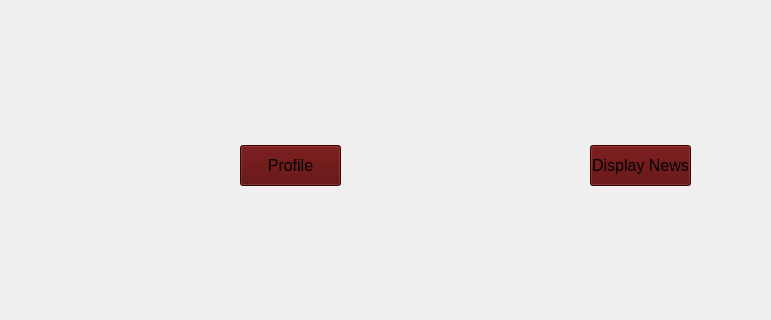
This is homepage.ui in Kero-83/NewManagementSystem as Qt 5 draws it before an edit; both pictures show x 0 to 771 and y 105 to 425 of the 857 by 654 pixel window. The edited form follows.
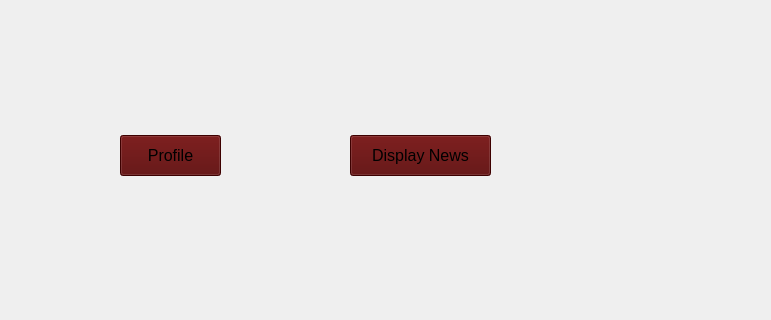
This is the edited form.

What changed in the file:
```diff
--- a/homepage.ui
+++ b/homepage.ui
@@ -61,8 +61,8 @@
   <widget class="QPushButton" name="pushButton">
    <property name="geometry">
     <rect>
-     <x>240</x>
-     <y>250</y>
+     <x>120</x>
+     <y>240</y>
      <width>101</width>
      <height>41</height>
     </rect>
@@ -108,9 +108,9 @@
   <widget class="QPushButton" name="pushButton_2">
    <property name="geometry">
     <rect>
-     <x>590</x>
-     <y>250</y>
-     <width>101</width>
+     <x>350</x>
+     <y>240</y>
+     <width>141</width>
      <height>41</height>
     </rect>
    </property>
```
